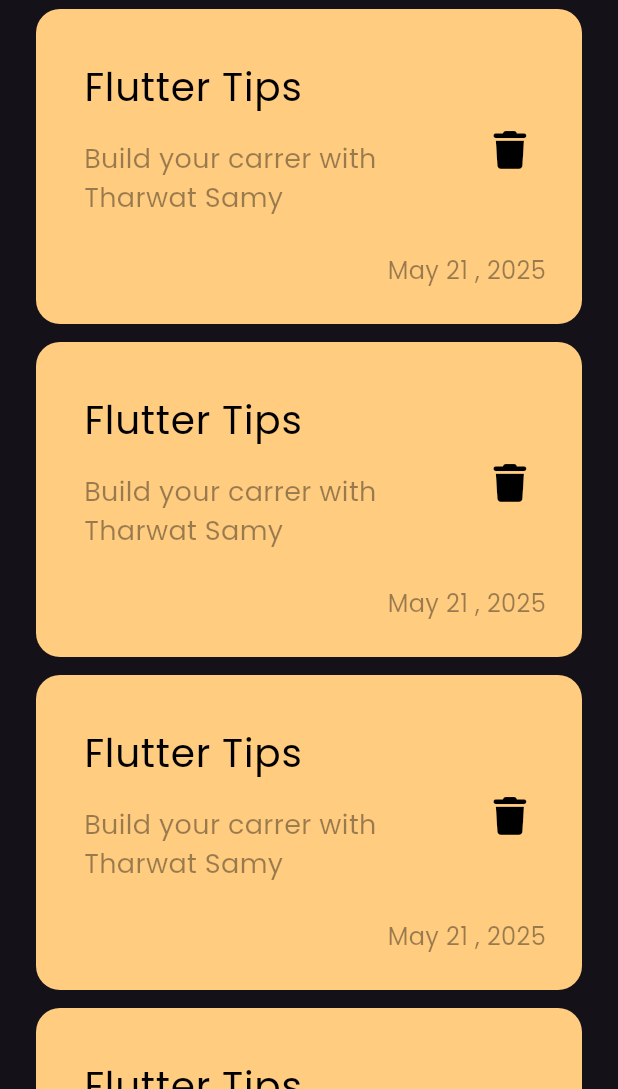
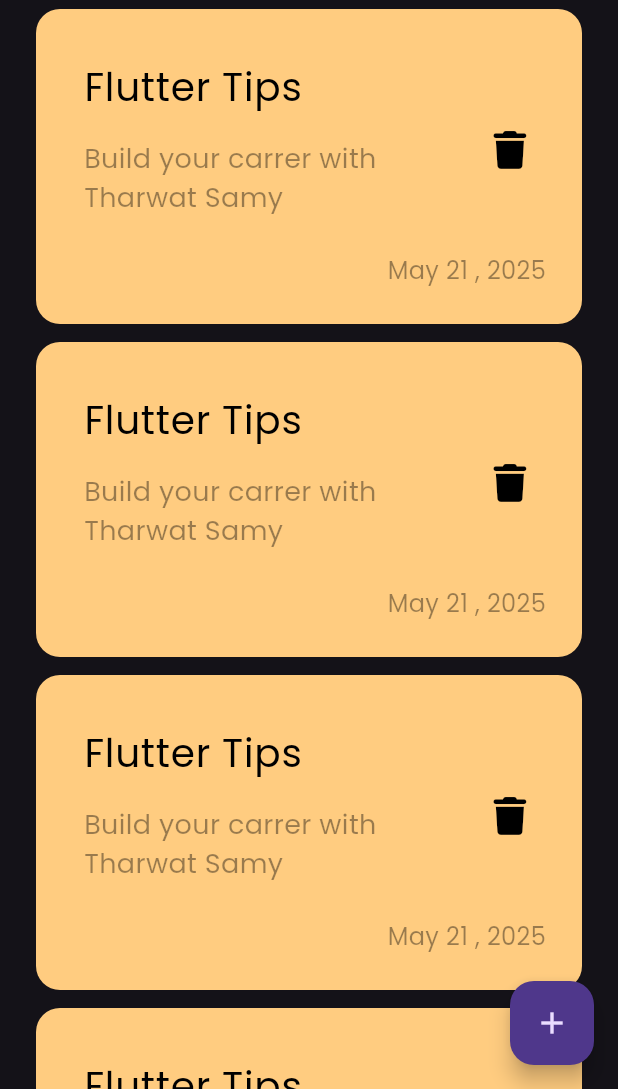
Before and after one commit to Omar-programming-12/notes_app, a Flutter app: the screen it shows after launch, on a phone screen of 412 x 824 dp, the part 147-1236 px from its top. Run offline on Flutter 3.47's test engine with Material 3 defaults, Android fonts, the phone set to English and light mode, and no system bars; our stand-ins replace font_awesome_flutter; missing offline and left inert: dart:js.

Commit message:
add floating action button

```diff
--- a/lib/views/notes_view.dart
+++ b/lib/views/notes_view.dart
@@ -6,8 +6,12 @@ class NotesView extends StatelessWidget {
 
   @override
   Widget build(BuildContext context) {
-    return  Scaffold(
-      body: NotesViewBody(),
+    return Scaffold(
+      floatingActionButton: FloatingActionButton(
+        onPressed: () {},
+        child: const Icon(Icons.add),
+      ),
+      body: const NotesViewBody(),
     );
   }
 }
```
